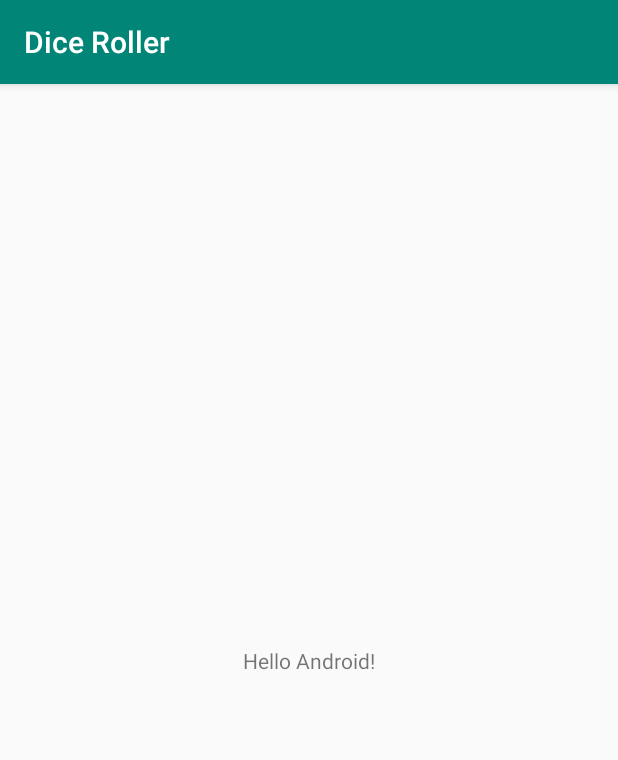
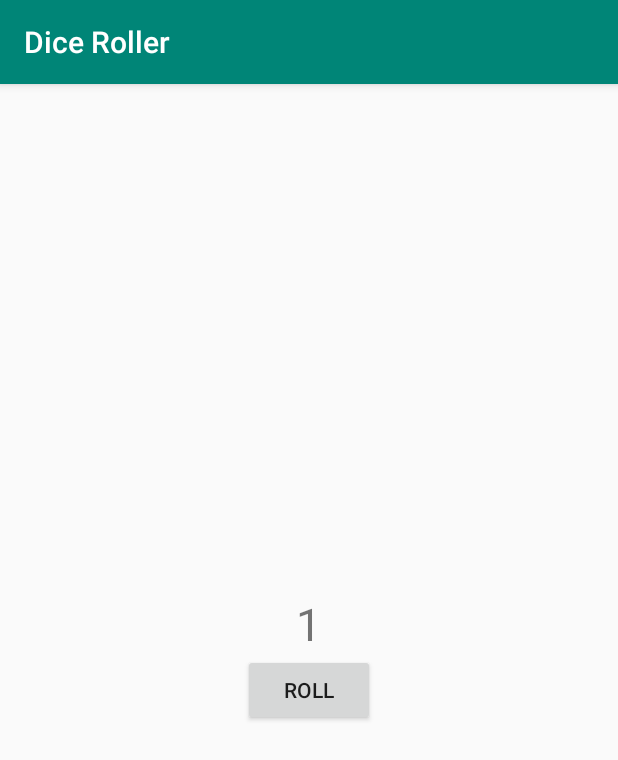
Before and after one commit to an-garcia/RollDice, an Android app: the screen it shows after launch (MainActivity), on a phone screen of 412 x 824 dp. Shown: the top 760 px of the screen. Run offline under Robolectric (Android 15) with nearby library versions, the phone set to English and light mode, and no system bars.

Commit message:
Add roll button

```diff
--- a/app/src/main/res/layout/activity_main.xml
+++ b/app/src/main/res/layout/activity_main.xml
@@ -1,19 +1,23 @@
 <?xml version="1.0" encoding="utf-8"?>
-<androidx.constraintlayout.widget.ConstraintLayout
-        xmlns:android="http://schemas.android.com/apk/res/android"
-        xmlns:tools="http://schemas.android.com/tools"
-        xmlns:app="http://schemas.android.com/apk/res-auto"
-        android:layout_width="match_parent"
-        android:layout_height="match_parent"
-        tools:context=".MainActivity">
+<LinearLayout xmlns:android="http://schemas.android.com/apk/res/android"
+              xmlns:tools="http://schemas.android.com/tools"
+              android:layout_width="match_parent"
+              android:layout_height="wrap_content"
+              android:orientation="vertical"
+              android:layout_gravity="center_vertical"
+              tools:context=".MainActivity">
 
     <TextView
             android:layout_width="wrap_content"
             android:layout_height="wrap_content"
-            android:text="Hello Android!"
-            app:layout_constraintBottom_toBottomOf="parent"
-            app:layout_constraintLeft_toLeftOf="parent"
-            app:layout_constraintRight_toRightOf="parent"
-            app:layout_constraintTop_toTopOf="parent"/>
+            android:text="1"
+            android:layout_gravity="center_horizontal"
+            android:textSize="30sp" />
 
-</androidx.constraintlayout.widget.ConstraintLayout>
+    <Button
+            android:layout_width="wrap_content"
+            android:layout_height="wrap_content"
+            android:text="@string/roll"
+            android:layout_gravity="center_horizontal" />
+
+</LinearLayout>
--- a/app/src/main/res/values/strings.xml
+++ b/app/src/main/res/values/strings.xml
@@ -1,3 +1,4 @@
 <resources>
     <string name="app_name">Dice Roller</string>
+    <string name="roll">Roll</string>
 </resources>
```
